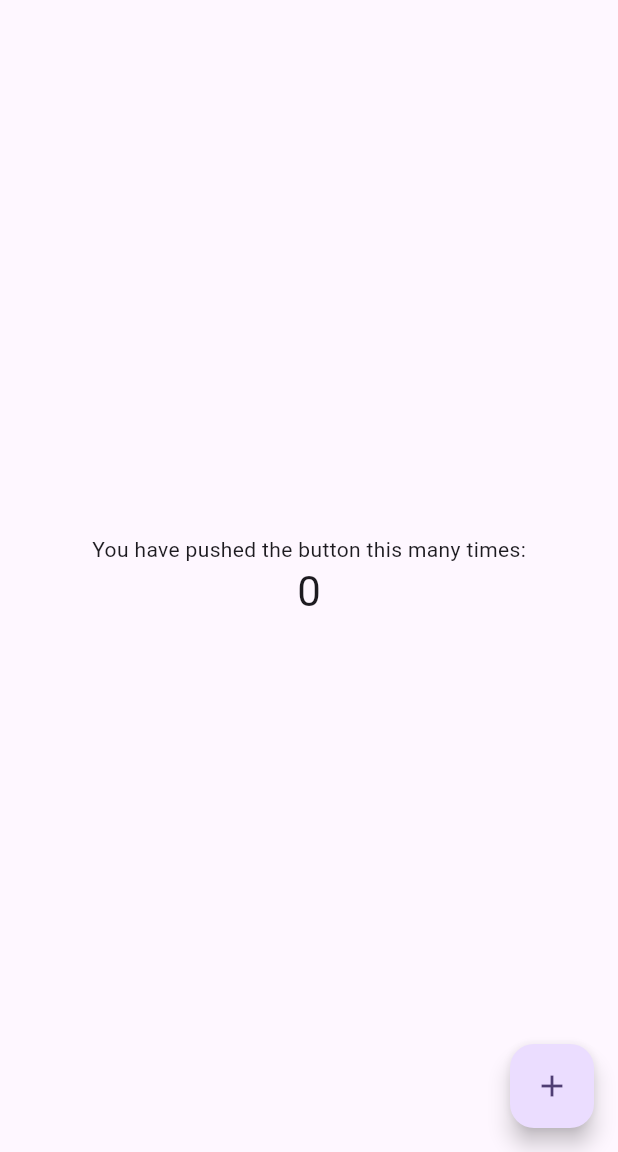
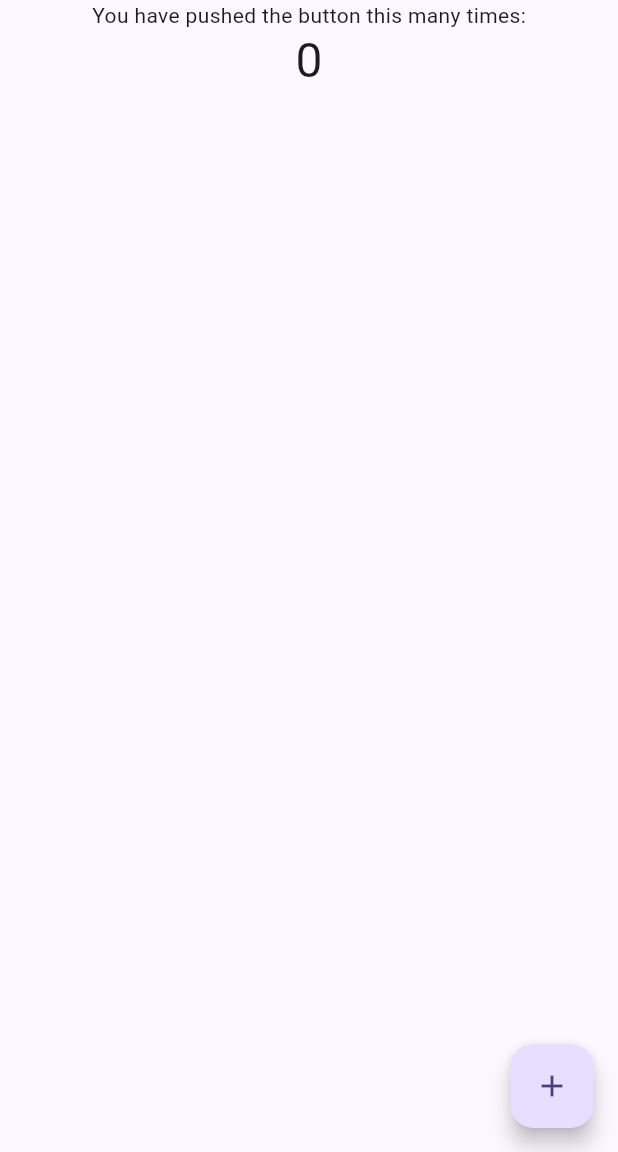
Before and after one commit to bruhmoment654/test_project, a Flutter app: the screen it shows after launch, on a phone screen of 412 x 824 dp, the part 84-1236 px from its top. Run offline on Flutter 3.47's test engine with Material 3 defaults, Android fonts, the phone set to English and light mode, and no system bars.

Commit message:
some new_branch changes

```diff
--- a/lib/main.dart
+++ b/lib/main.dart
@@ -28,7 +28,7 @@ class MyApp extends StatelessWidget {
         //
         // This works for code too, not just values: Most code changes can be
         // tested with just a hot reload.
-        colorScheme: ColorScheme.fromSeed(seedColor: Colors.deepPurple),
+        colorScheme: ColorScheme.fromSeed(seedColor: Colors.deepPurpleAccent),
         useMaterial3: true,
       ),
       home: const MyHomePage(title: 'Flutter Demo Home Page'),
@@ -103,14 +103,14 @@ class _MyHomePageState extends State<MyHomePage> {
           // TRY THIS: Invoke "debug painting" (choose the "Toggle Debug Paint"
           // action in the IDE, or press "p" in the console), to see the
           // wireframe for each widget.
-          mainAxisAlignment: MainAxisAlignment.center,
+          mainAxisAlignment: MainAxisAlignment.start,
           children: <Widget>[
             const Text(
               'You have pushed the button this many times:',
             ),
             Text(
               '$_counter',
-              style: Theme.of(context).textTheme.headlineMedium,
+              style: Theme.of(context).textTheme.headlineLarge,
             ),
           ],
         ),
```
